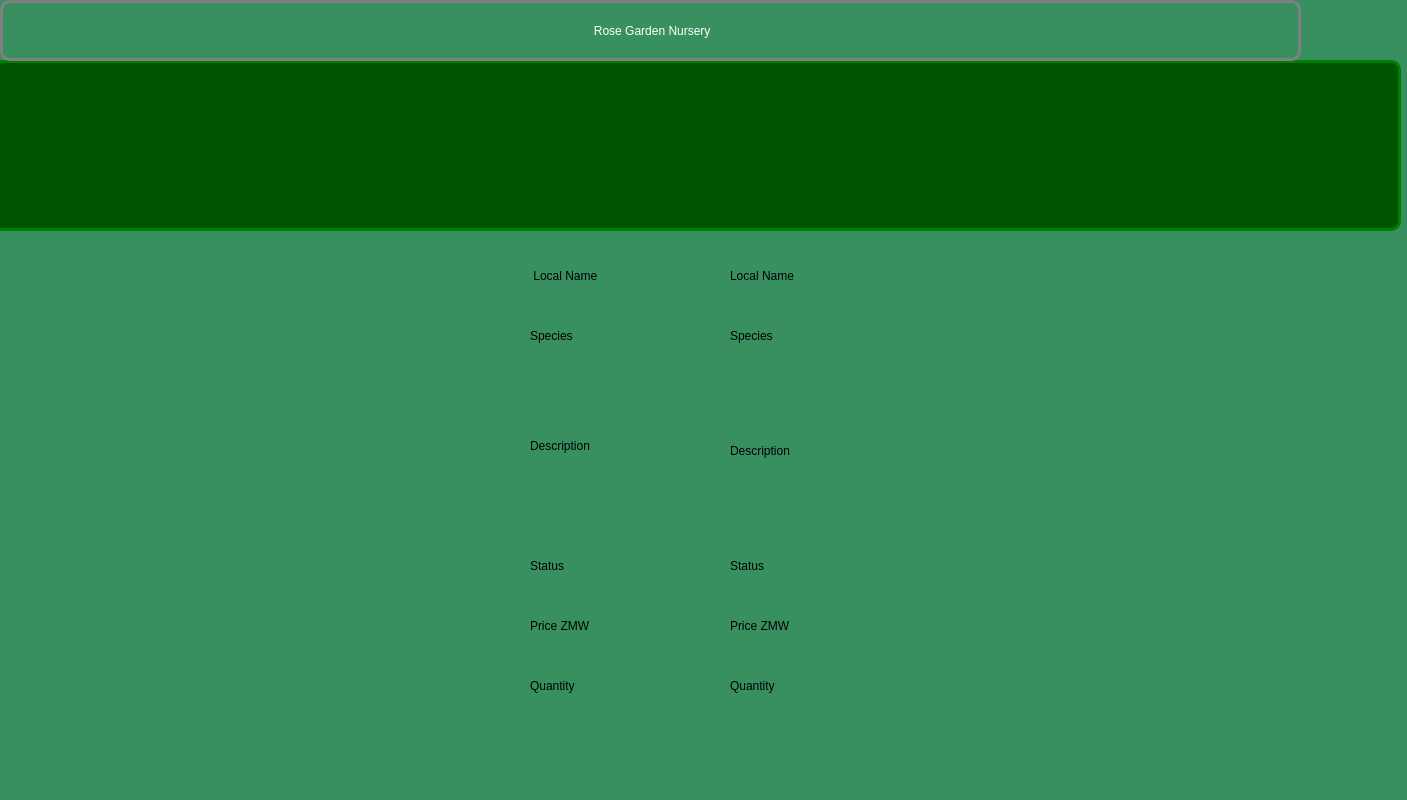
Above: plantdetail.ui from Rabsoninnora/RoseGardenPlantCareSystem before the change. Below: the same form after it.
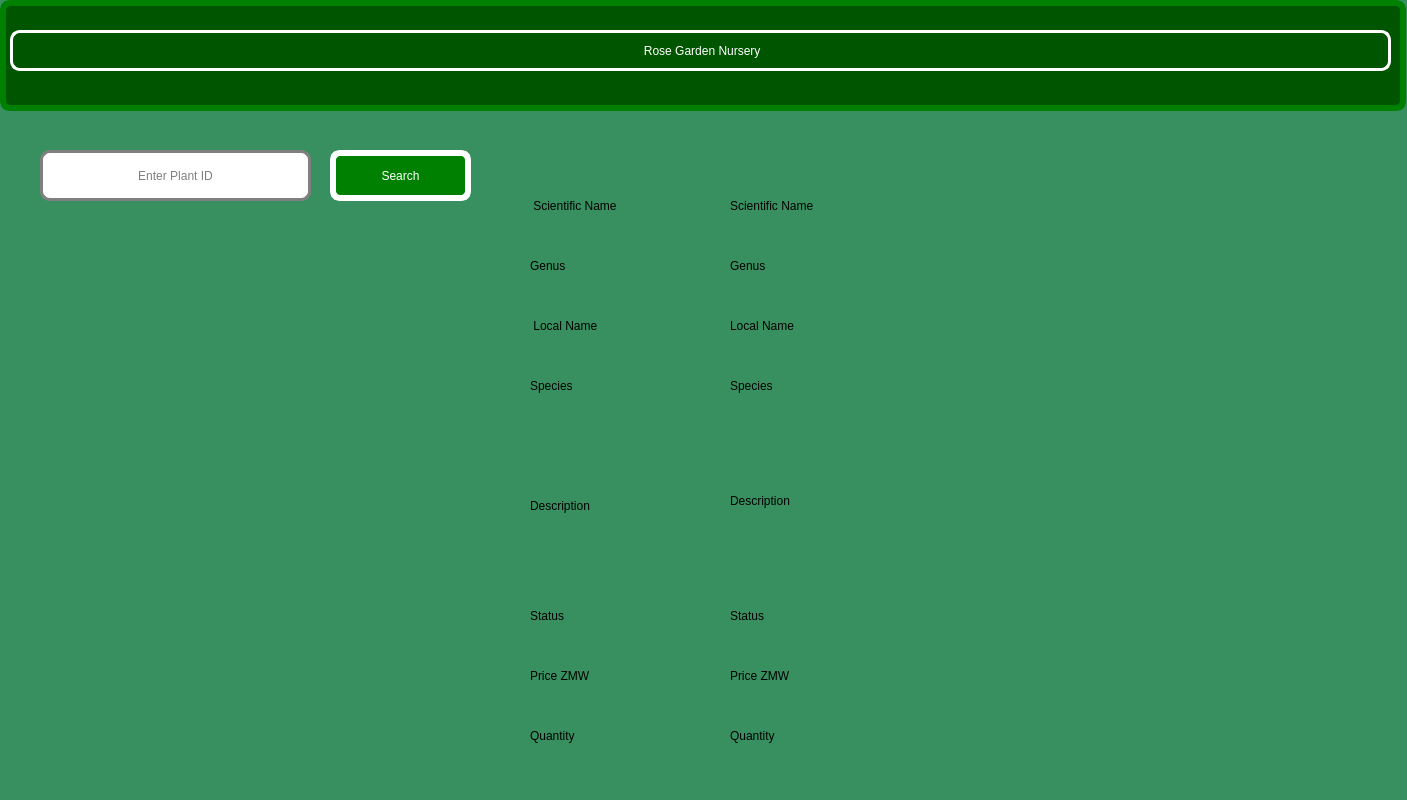
That is the form after the change. Icons and pictures are not drawn.

```diff
--- a/plantdetail.ui
+++ b/plantdetail.ui
@@ -25,7 +25,7 @@
    <property name="geometry">
     <rect>
      <x>30</x>
-     <y>200</y>
+     <y>230</y>
      <width>451</width>
      <height>421</height>
     </rect>
@@ -48,7 +48,7 @@
    <property name="geometry">
     <rect>
      <x>40</x>
-     <y>120</y>
+     <y>150</y>
      <width>271</width>
      <height>51</height>
     </rect>
@@ -74,7 +74,7 @@
    <property name="geometry">
     <rect>
      <x>330</x>
-     <y>120</y>
+     <y>150</y>
      <width>141</width>
      <height>51</height>
     </rect>
@@ -83,7 +83,7 @@
     <string notr="true"> 
 
  QPushButton {
-  border:3px solid gray;
+  border:6px solid white;
   border-radius: 10px;
   padding: 0 10px;
   background: green;
@@ -106,7 +106,7 @@
    <property name="geometry">
     <rect>
      <x>730</x>
-     <y>130</y>
+     <y>180</y>
      <width>351</width>
      <height>51</height>
     </rect>
@@ -129,7 +129,7 @@
    <property name="geometry">
     <rect>
      <x>730</x>
-     <y>190</y>
+     <y>240</y>
      <width>351</width>
      <height>51</height>
     </rect>
@@ -152,7 +152,7 @@
    <property name="geometry">
     <rect>
      <x>730</x>
-     <y>250</y>
+     <y>300</y>
      <width>351</width>
      <height>51</height>
     </rect>
@@ -175,7 +175,7 @@
    <property name="geometry">
     <rect>
      <x>730</x>
-     <y>310</y>
+     <y>360</y>
      <width>351</width>
      <height>51</height>
     </rect>
@@ -198,7 +198,7 @@
    <property name="geometry">
     <rect>
      <x>730</x>
-     <y>370</y>
+     <y>420</y>
      <width>532</width>
      <height>161</height>
     </rect>
@@ -221,7 +221,7 @@
    <property name="geometry">
     <rect>
      <x>730</x>
-     <y>540</y>
+     <y>590</y>
      <width>351</width>
      <height>51</height>
     </rect>
@@ -244,7 +244,7 @@
    <property name="geometry">
     <rect>
      <x>730</x>
-     <y>600</y>
+     <y>650</y>
      <width>351</width>
      <height>51</height>
     </rect>
@@ -266,10 +266,10 @@
   <widget class="QPushButton" name="pushButton">
    <property name="geometry">
     <rect>
-     <x>0</x>
-     <y>0</y>
-     <width>1301</width>
-     <height>61</height>
+     <x>10</x>
+     <y>30</y>
+     <width>1381</width>
+     <height>41</height>
     </rect>
    </property>
    <property name="styleSheet">
@@ -278,7 +278,7 @@
 
   color: rgb(255, 255, 255);
   font: 500 12pt &quot;Ubuntu&quot;;
-  border:3px solid gray;
+  border:3px solid white;
   border-radius: 10px;
   padding: 0 10px;
 
@@ -292,7 +292,7 @@
    <property name="geometry">
     <rect>
      <x>730</x>
-     <y>660</y>
+     <y>710</y>
      <width>351</width>
      <height>51</height>
     </rect>
@@ -315,7 +315,7 @@
    <property name="geometry">
     <rect>
      <x>530</x>
-     <y>130</y>
+     <y>180</y>
      <width>191</width>
      <height>51</height>
     </rect>
@@ -340,7 +340,7 @@
    <property name="geometry">
     <rect>
      <x>530</x>
-     <y>190</y>
+     <y>240</y>
      <width>191</width>
      <height>51</height>
     </rect>
@@ -365,7 +365,7 @@
    <property name="geometry">
     <rect>
      <x>530</x>
-     <y>250</y>
+     <y>300</y>
      <width>191</width>
      <height>51</height>
     </rect>
@@ -390,7 +390,7 @@
    <property name="geometry">
     <rect>
      <x>530</x>
-     <y>310</y>
+     <y>360</y>
      <width>191</width>
      <height>51</height>
     </rect>
@@ -415,7 +415,7 @@
    <property name="geometry">
     <rect>
      <x>530</x>
-     <y>420</y>
+     <y>480</y>
      <width>191</width>
      <height>51</height>
     </rect>
@@ -440,7 +440,7 @@
    <property name="geometry">
     <rect>
      <x>530</x>
-     <y>540</y>
+     <y>590</y>
      <width>191</width>
      <height>51</height>
     </rect>
@@ -465,7 +465,7 @@
    <property name="geometry">
     <rect>
      <x>530</x>
-     <y>600</y>
+     <y>650</y>
      <width>191</width>
      <height>51</height>
     </rect>
@@ -490,7 +490,7 @@
    <property name="geometry">
     <rect>
      <x>530</x>
-     <y>660</y>
+     <y>710</y>
      <width>191</width>
      <height>51</height>
     </rect>
@@ -517,16 +517,16 @@
    </property>
    <property name="geometry">
     <rect>
-     <x>-10</x>
-     <y>60</y>
-     <width>1411</width>
-     <height>171</height>
+     <x>0</x>
+     <y>0</y>
+     <width>1406</width>
+     <height>111</height>
     </rect>
    </property>
    <property name="styleSheet">
     <string notr="true">  QLabel {
   background-color: rgb(0, 85, 0);
-  border:3px solid green;
+  border:6px solid green;
   border-radius: 10px;
   padding: 0 10px;
   
```
Left out of the diff: 2 changed lines with no effect on the pictures.
